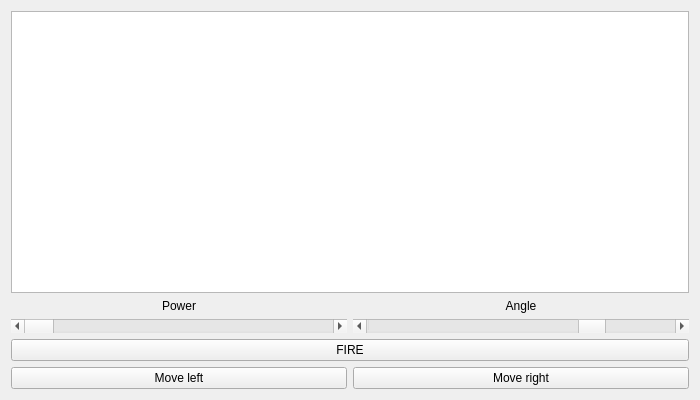
Axroy/SPbSU_study, file 3rd_semester/hw03_tanks/01_Tanks/tanksWindow.ui: the form before one commit.
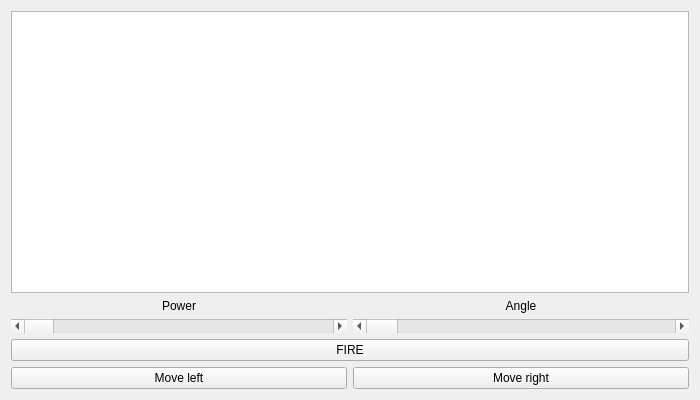
The form after the commit.

```diff
--- a/3rd_semester/hw03_tanks/01_Tanks/tanksWindow.ui
+++ b/3rd_semester/hw03_tanks/01_Tanks/tanksWindow.ui
@@ -78,7 +78,7 @@
         <item>
          <widget class="QScrollBar" name="angleScrollBar">
           <property name="minimum">
-           <number>-270</number>
+           <number>0</number>
           </property>
           <property name="maximum">
            <number>90</number>
```
Left out of the diff: 12 changed lines with no effect on the pictures.
